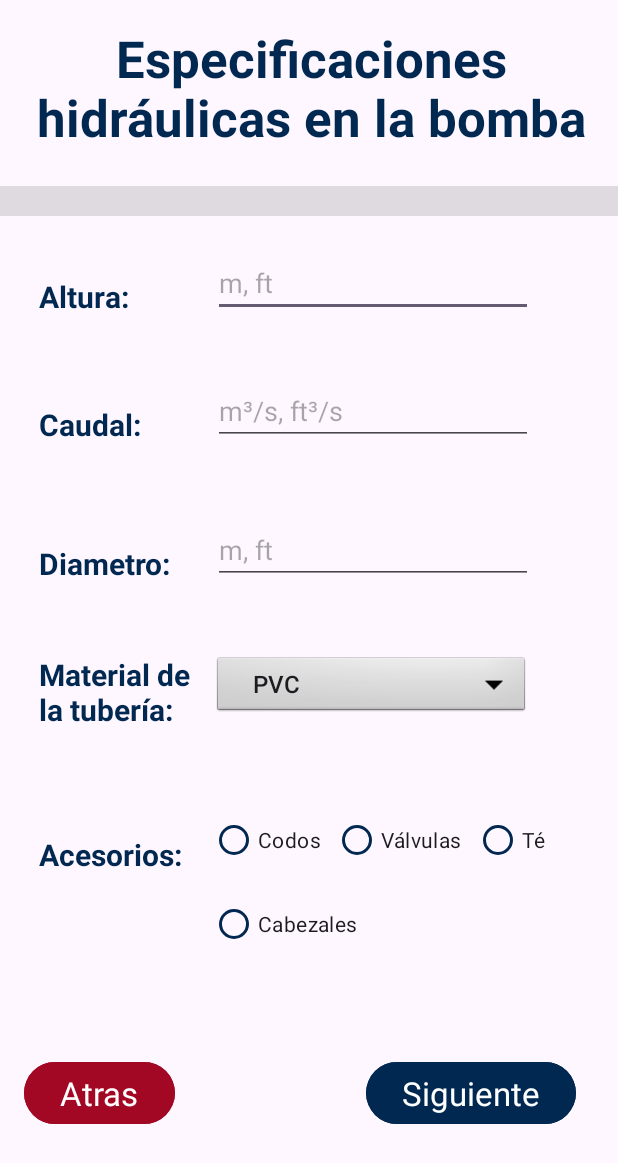
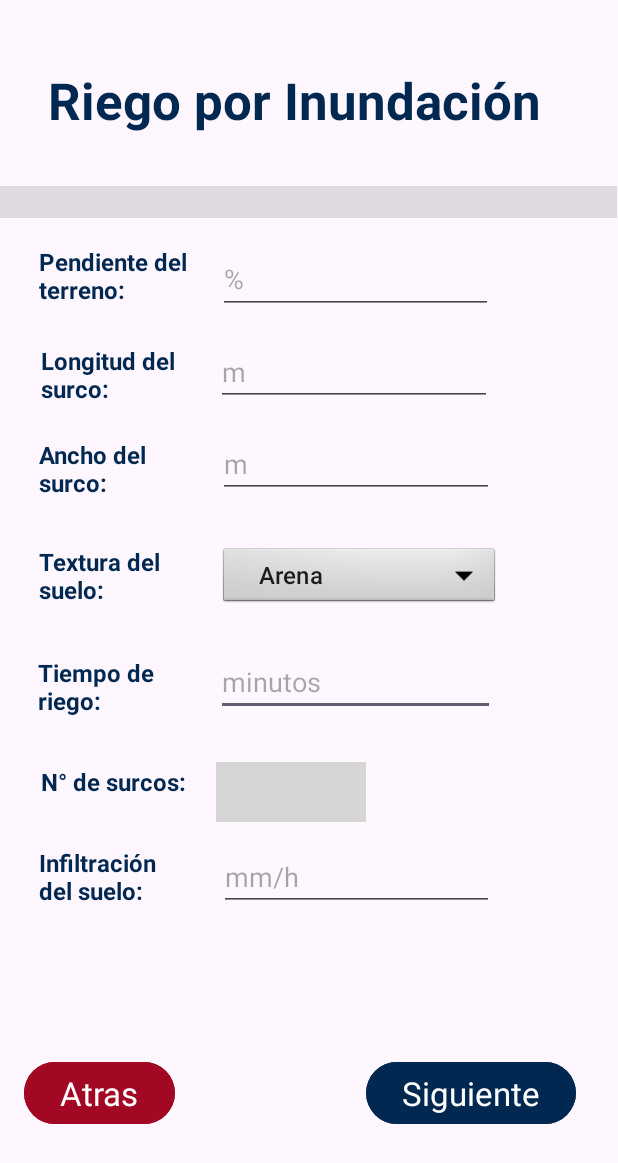
Before and after one commit to Chacharacito/Pumpapp, an Android app: the screen it shows after launch (EspecificacionesHidraulicasActivity before the commit, RiegoPorInundacionActivity after it), after a tap on an icon or button, on a phone screen of 412 x 824 dp. Shown: the top 1163 px of the screen. Run offline under Robolectric (Android 15) with nearby library versions, the phone set to English and light mode, and no system bars; plain views replace StepperTouch; grey boxes are pictures that could not be loaded.

Commit message:
se cambio riego por gravedad a riego por inundacion

```diff
--- a/app/src/main/AndroidManifest.xml
+++ b/app/src/main/AndroidManifest.xml
@@ -13,7 +13,7 @@
         android:theme="@style/Theme.PumpApp"
         tools:targetApi="31">
         <activity
-            android:name=".RiegoPorGravedadActivity"
+            android:name=".RiegoPorInundacionActivity"
             android:exported="false" />
         <activity
             android:name=".EspecificacionesHidraulicasActivity"
--- a/app/src/main/java/com/pumpapp/pumpapp/MainActivity.kt
+++ b/app/src/main/java/com/pumpapp/pumpapp/MainActivity.kt
@@ -41,7 +41,7 @@ class MainActivity : AppCompatActivity() {
         ibRiegoPorAspersion.setImageResource(R.drawable.riego_por_aspersion)
 
         ibRiegoPorAspersion.setOnClickListener {
-            startActivity(Intent(this, EspecificacionesHidraulicasActivity::class.java))
+            startActivity(Intent(this, RiegoPorInundacionActivity::class.java))
         }
 
         val ibRiegoPorInundacion = findViewById<ImageButton>(R.id.ib_inundacion)
--- a/app/src/main/java/com/pumpapp/pumpapp/RiegoPorGravedadActivity.kt
+++ b/app/src/main/java/com/pumpapp/pumpapp/RiegoPorInundacionActivity.kt
@@ -2,22 +2,33 @@ package com.pumpapp.pumpapp
 
 import android.content.Intent
 import android.os.Bundle
+import android.widget.ArrayAdapter
 import android.widget.Button
+import android.widget.Spinner
 import androidx.activity.enableEdgeToEdge
 import androidx.appcompat.app.AppCompatActivity
 import androidx.core.view.ViewCompat
 import androidx.core.view.WindowInsetsCompat
 
-class RiegoPorGravedadActivity : AppCompatActivity() {
+class RiegoPorInundacionActivity : AppCompatActivity() {
     override fun onCreate(savedInstanceState: Bundle?) {
         super.onCreate(savedInstanceState)
         enableEdgeToEdge()
-        setContentView(R.layout.activity_riego_por_gravedad)
+        setContentView(R.layout.activity_riego_por_inundacion)
         ViewCompat.setOnApplyWindowInsetsListener(findViewById(R.id.main)) { v, insets ->
             val systemBars = insets.getInsets(WindowInsetsCompat.Type.systemBars())
             v.setPadding(systemBars.left, systemBars.top, systemBars.right, systemBars.bottom)
             insets
         }
+
+        val sTexturaDelSuelo = findViewById<Spinner>(R.id.s_textura_del_suelo)
+
+        val texturasDelSuelo = arrayOf("Arena", "Franco", "Arcilla")
+        sTexturaDelSuelo.adapter = ArrayAdapter<String>(
+            this,
+            android.R.layout.simple_list_item_1,
+            texturasDelSuelo
+        )
 
         val btnAtras = findViewById<Button>(R.id.btn_atras2)
         btnAtras.setOnClickListener {
--- a/app/src/main/res/layout/activity_riego_por_gravedad.xml
+++ b/app/src/main/res/layout/activity_riego_por_inundacion.xml
@@ -5,7 +5,7 @@
     android:id="@+id/main"
     android:layout_width="match_parent"
     android:layout_height="match_parent"
-    tools:context=".RiegoPorGravedadActivity">
+    tools:context=".RiegoPorInundacionActivity">
 
     <Button
         android:id="@+id/btn_atras2"
@@ -32,7 +32,7 @@
         app:layout_constraintTop_toTopOf="parent" />
 
     <EditText
-        android:id="@+id/et_altura8"
+        android:id="@+id/et_tiempo_de_riego"
         android:layout_width="186dp"
         android:layout_height="40dp"
         android:layout_marginStart="144dp"
@@ -44,7 +44,7 @@
         app:layout_constraintTop_toTopOf="parent" />
 
     <EditText
-        android:id="@+id/et_altura9"
+        android:id="@+id/et_filtracion_del_suelo"
         android:layout_width="183dp"
         android:layout_height="43dp"
         android:layout_marginStart="146dp"
@@ -95,7 +95,7 @@
         app:layout_constraintTop_toTopOf="parent" />
 
     <Spinner
-        android:id="@+id/s_sistema_unidades2"
+        android:id="@+id/s_textura_del_suelo"
         style="@android:style/Widget.Spinner.DropDown"
         android:layout_width="187dp"
         android:layout_height="43dp"
@@ -159,7 +159,7 @@
         app:layout_constraintTop_toTopOf="parent" />
 
     <EditText
-        android:id="@+id/et_altura2"
+        android:id="@+id/et_pendiente_del_terreno"
         android:layout_width="183dp"
         android:layout_height="46dp"
         android:layout_marginStart="145dp"
@@ -171,7 +171,7 @@
         app:layout_constraintTop_toTopOf="parent" />
 
     <EditText
-        android:id="@+id/et_altura6"
+        android:id="@+id/et_longitud_del_surco"
         android:layout_width="184dp"
         android:layout_height="41dp"
         android:layout_marginStart="144dp"
@@ -183,7 +183,7 @@
         app:layout_constraintTop_toTopOf="parent" />
 
     <EditText
-        android:id="@+id/et_altura7"
+        android:id="@+id/et_ancho_del_surco"
         android:layout_width="184dp"
         android:layout_height="40dp"
         android:layout_marginStart="145dp"
@@ -198,9 +198,9 @@
         android:id="@+id/textView11"
         android:layout_width="wrap_content"
         android:layout_height="wrap_content"
-        android:layout_marginStart="55dp"
-        android:layout_marginTop="42dp"
-        android:text="Riego por Gravedad"
+        android:layout_marginStart="32dp"
+        android:layout_marginTop="44dp"
+        android:text="Riego por Inundación"
         android:textAlignment="center"
         android:textColor="#012851"
         android:textSize="34sp"
@@ -218,11 +218,11 @@
         app:layout_constraintTop_toTopOf="parent" />
 
     <nl.dionsegijn.steppertouch.StepperTouch
-        android:id="@+id/stepperTouch"
+        android:id="@+id/st_numero_de_surcos"
         android:layout_width="100dp"
         android:layout_height="40dp"
-        android:layout_marginStart="146dp"
-        android:layout_marginTop="510dp"
+        android:layout_marginStart="144dp"
+        android:layout_marginTop="508dp"
         app:layout_constraintStart_toStartOf="parent"
         app:layout_constraintTop_toTopOf="parent"
         app:stepperActionsColor="@color/white"
```
